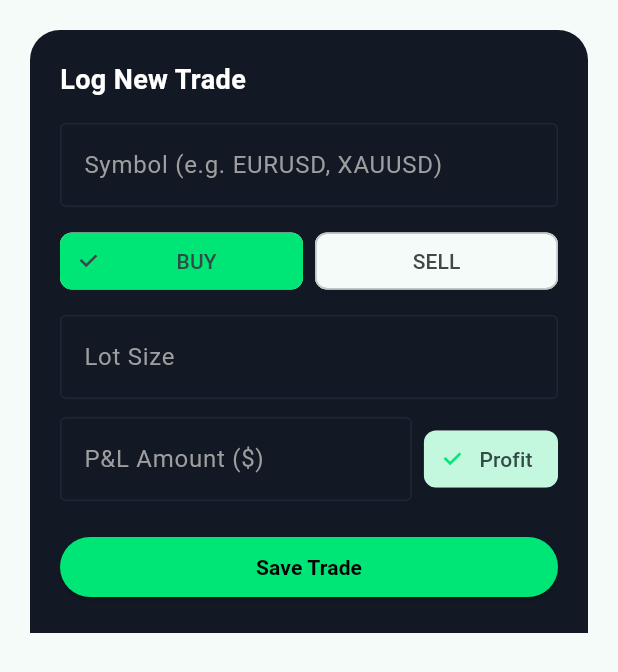
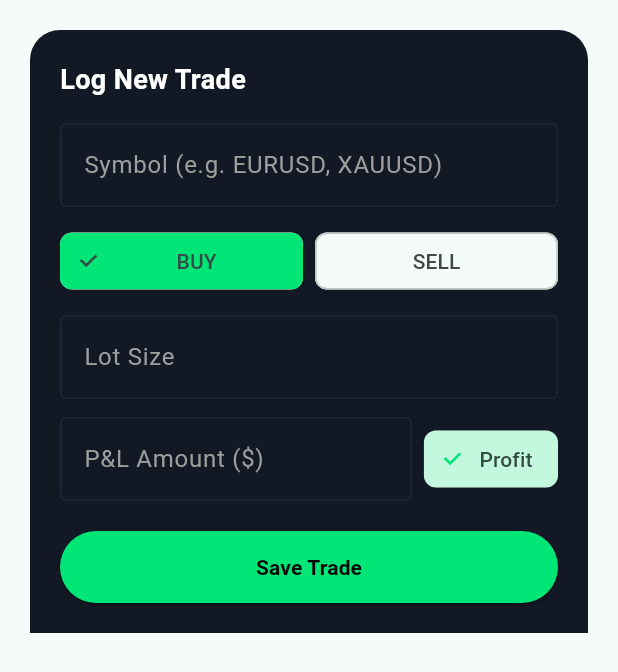
Before and after one commit to irshadqureshi961-dot/proptrack, a Flutter app: the LogTradeSheet widget shown alone on an empty page, opened directly with empty values, after a tap on "Save Trade", on a phone screen of 412 x 824 dp. Shown: the top 672 px of the screen. Run offline on Flutter 3.47's test engine with Material 3 defaults, Android fonts, the phone set to English and light mode, and no system bars; our stand-ins replace flutter_riverpod, google_fonts, supabase_flutter; accounts and stored records are empty.

Commit message:
Fix string escaping and EdgeInsets syntax in log_trade_sheet.dart

```diff
--- a/lib/features/trades/widgets/log_trade_sheet.dart
+++ b/lib/features/trades/widgets/log_trade_sheet.dart
@@ -31,7 +31,6 @@ class _LogTradeSheetState extends State<LogTradeSheet> {
 
     setState(() => _isSubmitting = true);
 
-    // Persist to Supabase
     await _tradeService.logTrade(
       symbol: symbol,
       type: _tradeType,
@@ -39,7 +38,7 @@ class _LogTradeSheetState extends State<LogTradeSheet> {
       pnl: numericPnl,
     );
 
-    final formattedPnl = '${numericPnl >= 0 ? '+$' : '-$'}${numericPnl.abs().toStringAsFixed(2)}';
+    final formattedPnl = '${numericPnl >= 0 ? '+\$' : '-\$'}${numericPnl.abs().toStringAsFixed(2)}';
 
     widget.onTradeAdded({
       'symbol': symbol,
@@ -134,7 +133,7 @@ class _LogTradeSheetState extends State<LogTradeSheet> {
                       keyboardType: const TextInputType.numberWithOptions(decimal: true),
                       style: const TextStyle(color: Colors.white),
                       decoration: const InputDecoration(
-                        labelText: 'P&L Amount (\$)',
+                        labelText: r'P&L Amount ($)',
                         labelStyle: TextStyle(color: Colors.grey),
                         enabledBorder: OutlineInputBorder(borderSide: BorderSide(color: Color(0xFF1E2638))),
                         focusedBorder: OutlineInputBorder(borderSide: BorderSide(color: Color(0xFF00E676))),
@@ -156,7 +155,7 @@ class _LogTradeSheetState extends State<LogTradeSheet> {
                 onPressed: _isSubmitting ? null : _submitTrade,
                 style: ElevatedButton.styleFrom(
                   backgroundColor: const Color(0xFF00E676),
-                  padding: const EdgeInsets.vertical(14),
+                  padding: const EdgeInsets.symmetric(vertical: 14),
                 ),
                 child: _isSubmitting
                     ? const SizedBox(
```
